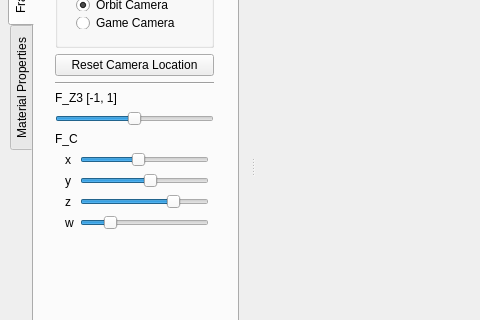
Above: src/support/mainwindow.ui from pporfilio/PAKPAK before the change; both pictures show x 0 to 480 and y 144 to 464 of the 800 by 600 pixel window. Below: the same form after it.
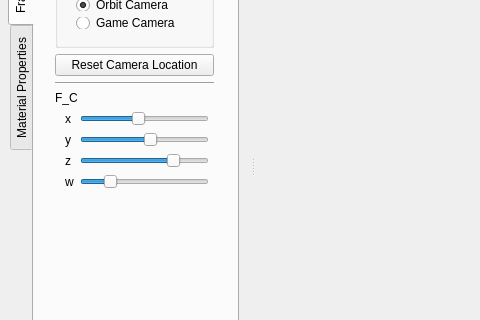
That is the form after the change. The open tabs and pages were chosen to show the change. Custom widgets are drawn as their Qt base class.

```diff
--- a/src/support/mainwindow.ui
+++ b/src/support/mainwindow.ui
@@ -196,44 +196,6 @@
           </property>
          </widget>
         </item>
-        <item>
-         <widget class="QLabel" name="F_Z3_label">
-          <property name="enabled">
-           <bool>true</bool>
-          </property>
-          <property name="text">
-           <string>F_Z3 [-1, 1]</string>
-          </property>
-         </widget>
-        </item>
-        <item>
-         <widget class="QSlider" name="F_Z3">
-          <property name="toolTip">
-           <string>Change F_Z3</string>
-          </property>
-          <property name="minimum">
-           <number>-100</number>
-          </property>
-          <property name="maximum">
-           <number>100</number>
-          </property>
-          <property name="singleStep">
-           <number>1</number>
-          </property>
-          <property name="value">
-           <number>0</number>
-          </property>
-          <property name="orientation">
-           <enum>Qt::Horizontal</enum>
-          </property>
-          <property name="invertedAppearance">
-           <bool>false</bool>
-          </property>
-          <property name="tickPosition">
-           <enum>QSlider::NoTicks</enum>
-          </property>
-         </widget>
-        </item>
         <item>
          <widget class="QLabel" name="F_C_Group_label">
           <property name="text">
```
Left out of the diff: 17 changed lines with no effect on the pictures.
